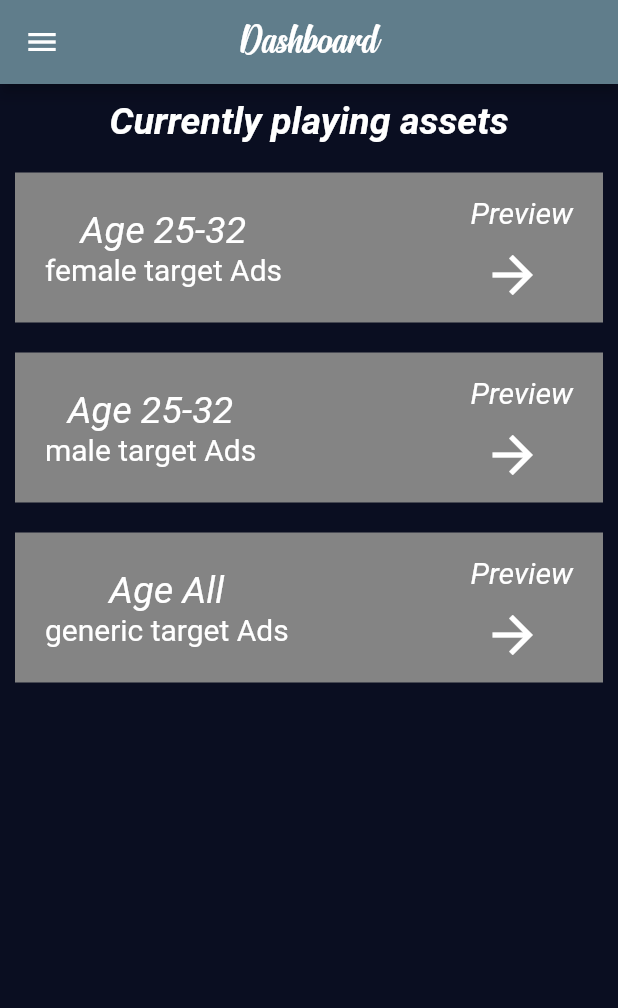
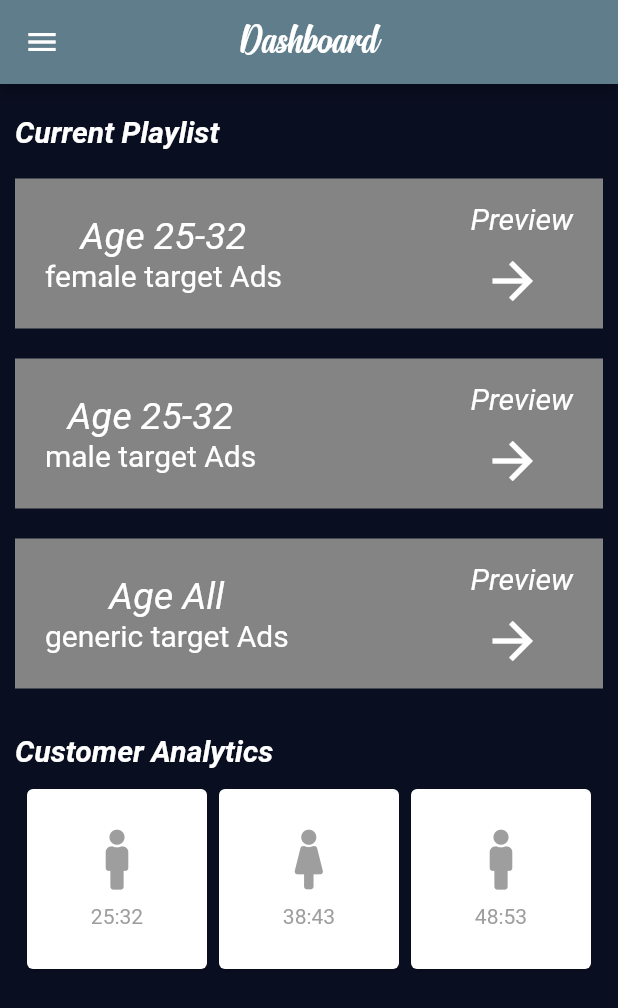
Before and after one commit to cepdnaclk/e16-3yp-digital-signage-based-user-targeted-advertising, a Flutter app: the screen it shows once a user with an empty profile is signed in, on a phone screen of 412 x 824 dp. Shown: the top 1008 px of the screen. Run offline on Flutter 3.47's test engine with Material 2 defaults, Android fonts, the light colour scheme and no system bars; our stand-ins replace cached_network_image, cloud_firestore, firebase_auth, fluttertoast, font_awesome_flutter, geolocator and 4 more; missing offline and left inert: flutter_auth_buttons, mqtt_client; accounts and stored records are empty.

Commit message:
final modifications added

```diff
--- a/Software/digital_signage_based_user_targeted_ads/lib/screens/home.dart
+++ b/Software/digital_signage_based_user_targeted_ads/lib/screens/home.dart
@@ -1,6 +1,7 @@
 import 'package:firebase_auth/firebase_auth.dart';
 import 'package:flutter/material.dart';
 import 'package:flutter_auth_buttons/flutter_auth_buttons.dart';
+import 'package:font_awesome_flutter/font_awesome_flutter.dart';
 import 'package:google_sign_in/google_sign_in.dart';
 import 'package:modal_progress_hud/modal_progress_hud.dart';
 import 'package:project_api/screens/create_account.dart';
@@ -27,6 +28,10 @@ final issuedPwrSupplyRef =
     Firestore.instance.collection('issued power supply units');
 final issuedSignageRef = Firestore.instance.collection('issued signage units');
 
+final customerCountRef = Firestore.instance.collection('signage units');
+// .document("b8:27:eb:88:85:92")
+// .collection("customers");
+
 final GoogleSignIn googleSignIn = GoogleSignIn();
 FirebaseAuth _auth;
 User currentUserWithInfo;
@@ -42,6 +47,10 @@ class _HomeState extends State<Home> {
   bool showSpinner = false;
   bool isAuth = true;
 
+  TextEditingController female_25to32_Controller = TextEditingController();
+  String female_25to32 = 'unavailable';
+  String male_25to32 = 'unavailable';
+
   // FirebaseUser mCurrentUser;
 
   @override
@@ -50,20 +59,19 @@ class _HomeState extends State<Home> {
     _auth = FirebaseAuth.instance;
     _getCurrentUser();
 
-    // Detects when user signed in
-    // googleSignIn.onCurrentUserChanged.listen((account) {
-    //   addFirebaseAuth(account);
-    //   handleSignIn(account);
-    // }, onError: (err) {
-    //   showToast('Signing In Failed');
-    //   print('Error signing in: $err');
-    // });
-    // Reauthenticate user when app is opened
-    // googleSignIn.signInSilently(suppressErrors: false).then((account) {
-    //   handleSignIn(account);
-    // }).catchError((err) {
-    //   print('silently: $err');
-    // });
+    // signageUnitRef
+    //     .document("b8:27:eb:88:85:92")
+    //     .collection("customers")
+    //     .document("analysis")
+    //     .snapshots()
+    //     .listen((DocumentSnapshot documentSnapshot) {
+    //   Map<String, dynamic> analysisInfo = documentSnapshot.data;
+
+    //   setState(() {
+    //     female_25to32_Controller.text = analysisInfo['female_25to32'];
+    //     // male_25to32 = analysisInfo['male_25to32'];
+    //   });
+    // }).onError((e) => print(e));
   }
 
   _getCurrentUser() async {
@@ -207,6 +215,56 @@ class _HomeState extends State<Home> {
         MaterialPageRoute(builder: (context) => WebViewContainer(url)));
   }
 
+  Widget customerProfile(IconData icon, String age) {
+    return GestureDetector(
+      onTap: customerCount,
+      child: Card(
+        color: Colors.white,
+        child: Container(
+          height: 100,
+          width: 100,
+          alignment: Alignment.center,
+          margin: new EdgeInsets.all(10.0),
+          child: Column(
+            mainAxisAlignment: MainAxisAlignment.center,
+            crossAxisAlignment: CrossAxisAlignment.center,
+            children: <Widget>[
+              Icon(
+                icon,
+                color: Colors.grey,
+                size: 40,
+              ),
+              SizedBox(height: 10),
+              Text(
+                age,
+                style: TextStyle(color: Colors.grey),
+              ),
+            ],
+          ),
+        ),
+      ),
+    );
+  }
+
+  customerCount() {
+    showToast("will be available soon");
+    //   customerCountRef.document("b8:27:eb:88:85:92").get().then((value) {
+    //     // print(value["ad_age"].toString());
+    //     showToast(value["ad_age"].toString());
+    //   });
+    // powerSupplyRef.document("1010").get().then((value) {
+    //   showToast(value["activeStatus"]);
+
+    // });
+    // if (documentSnapshot.exists) {
+
+    //   showToast(documentSnapshot.data);
+    // }else{
+    //   showToast("No data available");
+
+    // }
+  }
+
   Widget buildAuthScreen() {
     return Scaffold(
       appBar: header(context, titleText: "Dashboard", removeBackbtn: false),
@@ -281,11 +339,11 @@ class _HomeState extends State<Home> {
             crossAxisAlignment: CrossAxisAlignment.stretch,
             children: <Widget>[
               Container(
-                padding: EdgeInsets.all(10),
-                alignment: Alignment.center,
-                child: Text('Currently playing assets',
+                padding: EdgeInsets.fromLTRB(10, 20, 10, 10),
+                alignment: Alignment.centerLeft,
+                child: Text('Current Playlist',
                     style: TextStyle(
-                        fontSize: 25,
+                        fontSize: 20,
                         fontStyle: FontStyle.italic,
                         fontWeight: FontWeight.w600)),
               ),
@@ -415,7 +473,8 @@ class _HomeState extends State<Home> {
                         ],
                       ),
                     ),
-                        Column(children: <Widget>[
+                    Column(
+                      children: <Widget>[
                         Container(
                           padding: EdgeInsets.fromLTRB(40, 15, 20, 2),
                           alignment: Alignment.centerLeft,
@@ -433,11 +492,28 @@ class _HomeState extends State<Home> {
                           onPressed: () => _handleURLButtonPress(context,
                               'https://docs.google.com/presentation/d/e/2PACX-1vT_jiaWYIqNXIomiqOHcT3mERf-lxJsin-Q4tOK4bxejttQ190wiQCcbdEcSSw7YyNzbOrAlCaaM7Sm/pub?start=true&loop=true&delayms=3000'),
                         ),
-                          SizedBox(
-                            height: 2,
+                      ],
+                    )
+                  ],
                 ),
-                        ])
-                      ])),
+              ),
+              Container(
+                padding: EdgeInsets.fromLTRB(10, 20, 10, 10),
+                alignment: Alignment.centerLeft,
+                child: Text('Customer Analytics',
+                    style: TextStyle(
+                        fontSize: 20,
+                        fontStyle: FontStyle.italic,
+                        fontWeight: FontWeight.w600)),
+              ),
+              Row(
+                mainAxisAlignment: MainAxisAlignment.center,
+                children: <Widget>[
+                  customerProfile(FontAwesomeIcons.male, "25:32"),
+                  customerProfile(FontAwesomeIcons.female, "38:43"),
+                  customerProfile(FontAwesomeIcons.male, "48:53"),
+                ],
+              ),
             ],
           ),
         ),
```
Lines whose indentation alone changed are shown as unchanged.
